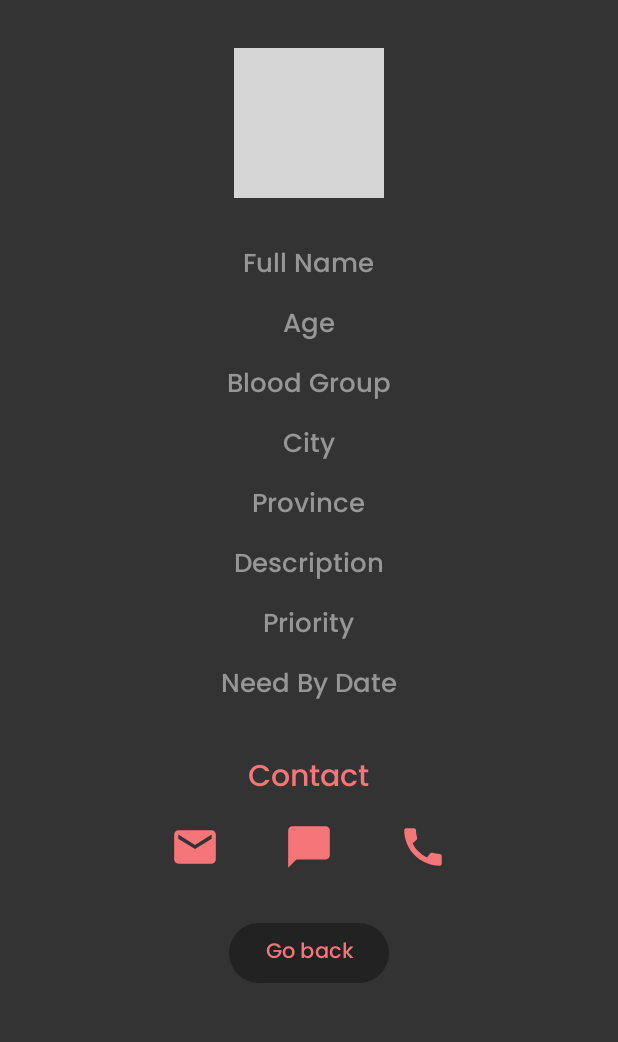
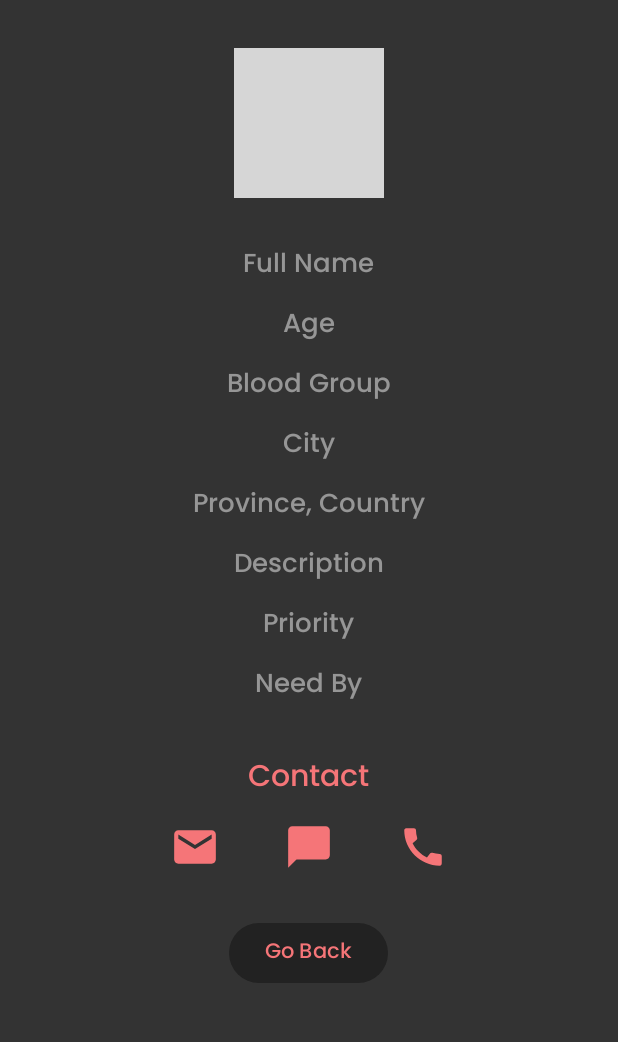
Before and after one commit to RenjithEc/bloodbank, an Android app: the layout activity_detailed_user_post.xml on its own in the app's theme, with its tools: preview values and no code run, on a phone screen of 412 x 824 dp, the part 96-1138 px from its top. Run offline under Robolectric (Android 15) with nearby library versions, the phone set to English and light mode, and no system bars; grey boxes are pictures that could not be loaded.

Commit message:
Added string values

```diff
--- a/app/src/main/res/layout/activity_detailed_user_post.xml
+++ b/app/src/main/res/layout/activity_detailed_user_post.xml
@@ -41,7 +41,7 @@
                 android:layout_width="wrap_content"
                 android:layout_height="wrap_content"
                 android:layout_marginTop="30dp"
-                android:text="Full Name"
+                android:text="@string/fullName"
                 android:textColor="@color/halfWhite"
                 android:textSize="17sp"
                 android:textAlignment="center" />
@@ -51,7 +51,7 @@
                 android:layout_width="wrap_content"
                 android:layout_height="wrap_content"
                 android:layout_marginTop="10dp"
-                android:text="Age"
+                android:text="@string/age"
                 android:textColor="@color/halfWhite"
                 android:textSize="17sp"
                 android:textAlignment="center" />
@@ -61,7 +61,7 @@
                 android:layout_width="wrap_content"
                 android:layout_height="wrap_content"
                 android:layout_marginTop="10dp"
-                android:text="Blood Group"
+                android:text="@string/bloodGroup"
                 android:textColor="@color/halfWhite"
                 android:textSize="17sp"
                 android:textAlignment="center" />
@@ -71,7 +71,7 @@
                 android:layout_width="wrap_content"
                 android:layout_height="wrap_content"
                 android:layout_marginTop="10dp"
-                android:text="City"
+                android:text="@string/city"
                 android:textColor="@color/halfWhite"
                 android:textSize="17sp"
                 android:textAlignment="center" />
@@ -81,7 +81,7 @@
                 android:layout_width="wrap_content"
                 android:layout_height="wrap_content"
                 android:layout_marginTop="10dp"
-                android:text="Province"
+                android:text="@string/provinceCountry"
                 android:textColor="@color/halfWhite"
                 android:textSize="17sp"
                 android:textAlignment="center" />
@@ -92,7 +92,7 @@
                 android:layout_width="wrap_content"
                 android:layout_height="wrap_content"
                 android:layout_marginTop="10dp"
-                android:text="Description"
+                android:text="@string/description"
                 android:textColor="@color/halfWhite"
                 android:textSize="17sp"
                 android:textAlignment="center" />
@@ -102,7 +102,7 @@
                 android:layout_width="wrap_content"
                 android:layout_height="wrap_content"
                 android:layout_marginTop="10dp"
-                android:text="Priority"
+                android:text="@string/priority"
                 android:textColor="@color/halfWhite"
                 android:textSize="17sp"
                 android:textAlignment="center" />
@@ -112,7 +112,7 @@
                 android:layout_width="wrap_content"
                 android:layout_height="wrap_content"
                 android:layout_marginTop="10dp"
-                android:text="Need By Date"
+                android:text="@string/needByDate"
                 android:textColor="@color/halfWhite"
                 android:textSize="17sp"
                 android:textAlignment="center" />
@@ -122,7 +122,7 @@
                 android:layout_width="wrap_content"
                 android:layout_height="wrap_content"
                 android:layout_marginTop="30dp"
-                android:text="Contact"
+                android:text="@string/contact"
                 android:textAlignment="center"
                 android:textColor="@color/redLight"
                 android:textSize="20sp" />
@@ -160,7 +160,7 @@
                 android:layout_width="wrap_content"
                 android:layout_height="wrap_content"
                 android:layout_marginTop="30dp"
-                android:text="Go back" />
+                android:text="@string/goBback" />
 
         </LinearLayout>
     </ScrollView>
--- a/app/src/main/res/values/strings.xml
+++ b/app/src/main/res/values/strings.xml
@@ -119,6 +119,8 @@
     <string name="age">Age</string>
     <string name="provinceCountry">Province, Country</string>
     <string name="contact">Contact</string>
+    <string name="description">Description</string>
+    <string name="goBback">Go Back</string>
 
 
 </resources>
```
